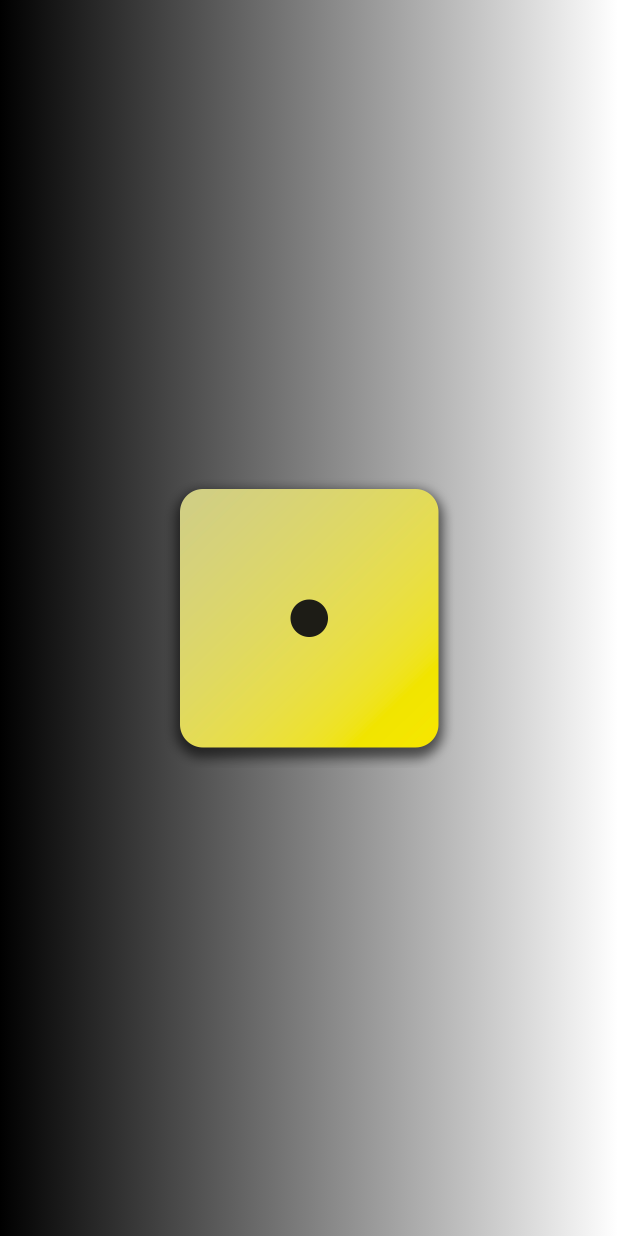
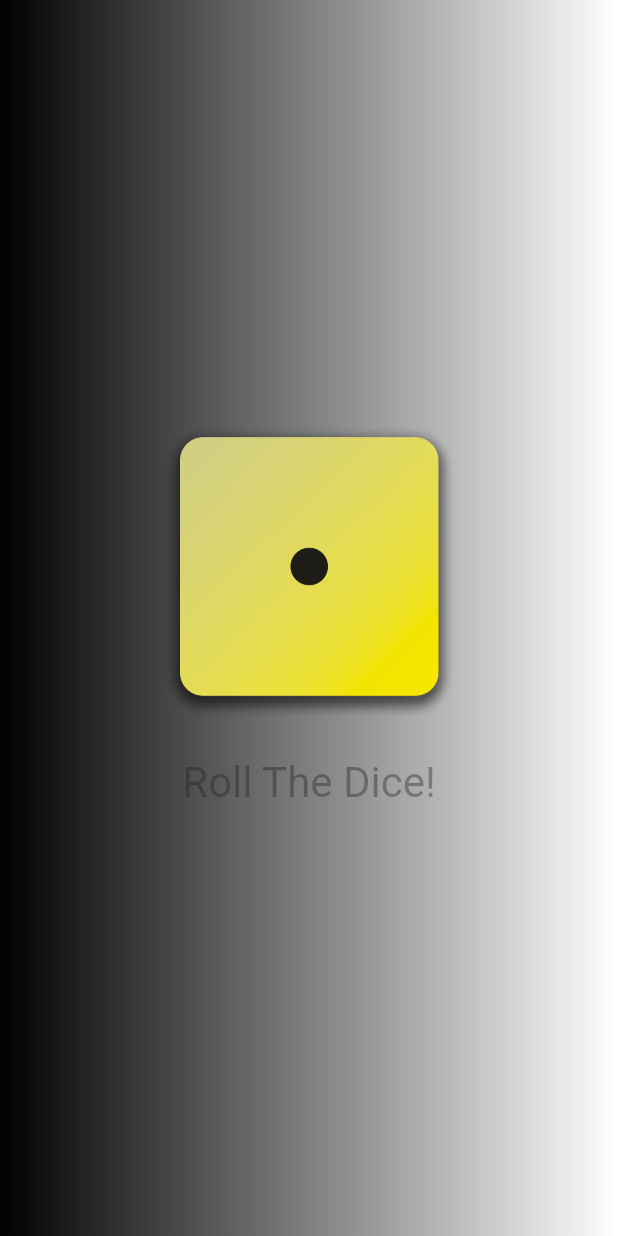
Before and after one commit to siddharth177/learnings, a Flutter app: the screen it shows after launch, on a phone screen of 412 x 824 dp. Run offline on Flutter 3.47's test engine with Material 3 defaults, Android fonts, the phone set to English and light mode, and no system bars.

Commit message:
Column, sizedBox, padding widget

```diff
--- a/flutter_projects/lib/gradient_container.dart
+++ b/flutter_projects/lib/gradient_container.dart
@@ -21,8 +21,26 @@ class GradientContainer extends StatelessWidget {
         ),
       ),
       child: Center(
-        child: Image.asset('assets/dice_images/dice-1.png', width: 200),
+        child: Column(
+          mainAxisSize: MainAxisSize.min,
+          children: [
+            Image.asset('assets/dice_images/dice-1.png', width: 200),
+            const SizedBox(
+              height: 20,
+            ),
+            TextButton(
+              onPressed: rollDice(),
+              style: TextButton.styleFrom(
+                  // padding: EdgeInsets.only(top: 20),
+                  foregroundColor: Colors.white,
+                  textStyle: const TextStyle(fontSize: 28)),
+              child: const Text('Roll The Dice!'),
+            )
+          ],
+        ),
       ),
     );
   }
 }
+
+rollDice() {}
```
